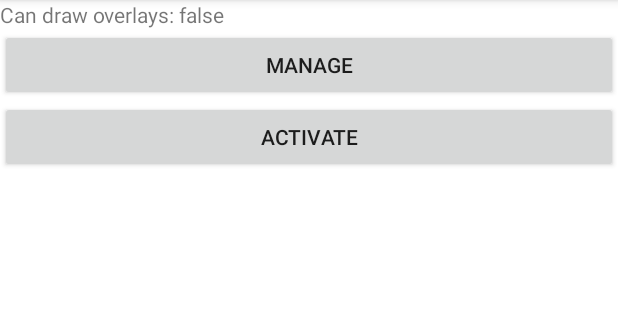
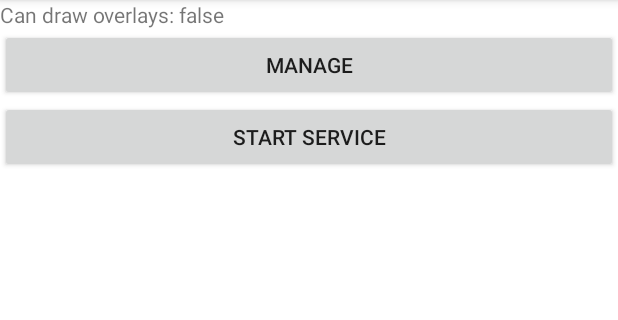
Before and after one commit to gabrielfeo/TouchBlocker, an Android app: the screen it shows after launch (MainActivity), on a phone screen of 412 x 824 dp, the part 84-404 px from its top. Run offline under Robolectric (Android 15) with nearby library versions, the phone set to English and light mode, and no system bars.

Commit message:
Add simple overlayView to Service

```diff
--- a/app/src/main/java/com/gabrielfeo/touchblocker/MainActivity.kt
+++ b/app/src/main/java/com/gabrielfeo/touchblocker/MainActivity.kt
@@ -6,25 +6,19 @@ import android.net.Uri
 import android.os.Bundle
 import android.provider.Settings
 import android.provider.Settings.ACTION_MANAGE_OVERLAY_PERMISSION
-import android.view.Gravity
 import android.view.View
 import android.view.ViewGroup
-import android.view.WindowManager
 import android.widget.Button
 import android.widget.LinearLayout
 import android.view.ViewGroup.LayoutParams.MATCH_PARENT
 import android.view.ViewGroup.LayoutParams.WRAP_CONTENT
-import android.view.WindowManager.LayoutParams.TYPE_APPLICATION_OVERLAY
 import android.widget.TextView
 import androidx.appcompat.app.AppCompatActivity
-import androidx.core.content.getSystemService
 import androidx.lifecycle.MutableLiveData
 
 class MainActivity : AppCompatActivity() {
 
     private val canDrawOverlays = MutableLiveData<Boolean>()
-    private val activated = MutableLiveData<Boolean>().apply { value = false }
-    private lateinit var overlayView: View
 
     @SuppressLint("SetTextI18n")
     override fun onCreate(savedInstanceState: Bundle?) {
@@ -35,10 +29,7 @@ class MainActivity : AppCompatActivity() {
 
     private fun createContentView(): LinearLayout {
         val canDrawStatusView = createCanDrawStatusView()
-        overlayView = createActivateButton().apply {
-            layoutParams = ViewGroup.LayoutParams(WRAP_CONTENT, WRAP_CONTENT)
-        }
-        val activateButton = createActivateButton()
+        val activateButton = createStartButton()
         val manageButton = createManageButton()
         return LinearLayout(this).apply {
             layoutParams = LinearLayout.LayoutParams(MATCH_PARENT, MATCH_PARENT)
@@ -51,27 +42,13 @@ class MainActivity : AppCompatActivity() {
 
     @SuppressLint("SetTextI18n")
     @Suppress("LiftReturnOrAssignment")
-    private fun createActivateButton(): Button {
+    private fun createStartButton(): Button {
         return Button(this).apply {
-            text = "Activate"
+            text = "Start service"
             setOnClickListener {
                 val startTouchBlocker = Intent(this@MainActivity, TouchBlockerService::class.java)
                 startService(startTouchBlocker)
             }
-        }
-    }
-
-    private fun toggleOverlayView() {
-        if (activated.value != true) {
-            val windowManager = checkNotNull(getSystemService<WindowManager>())
-            val layoutParams = WindowManager.LayoutParams(TYPE_APPLICATION_OVERLAY).apply {
-                gravity = Gravity.CENTER
-            }
-            windowManager.addView(overlayView, layoutParams)
-            activated.value = true
-        } else {
-            windowManager.removeView(overlayView)
-            activated.value = false
         }
     }
 
```
Also changed, not shown: app/src/main/java/com/gabrielfeo/touchblocker/TouchBlockerService.kt (+37 -10 lines).
